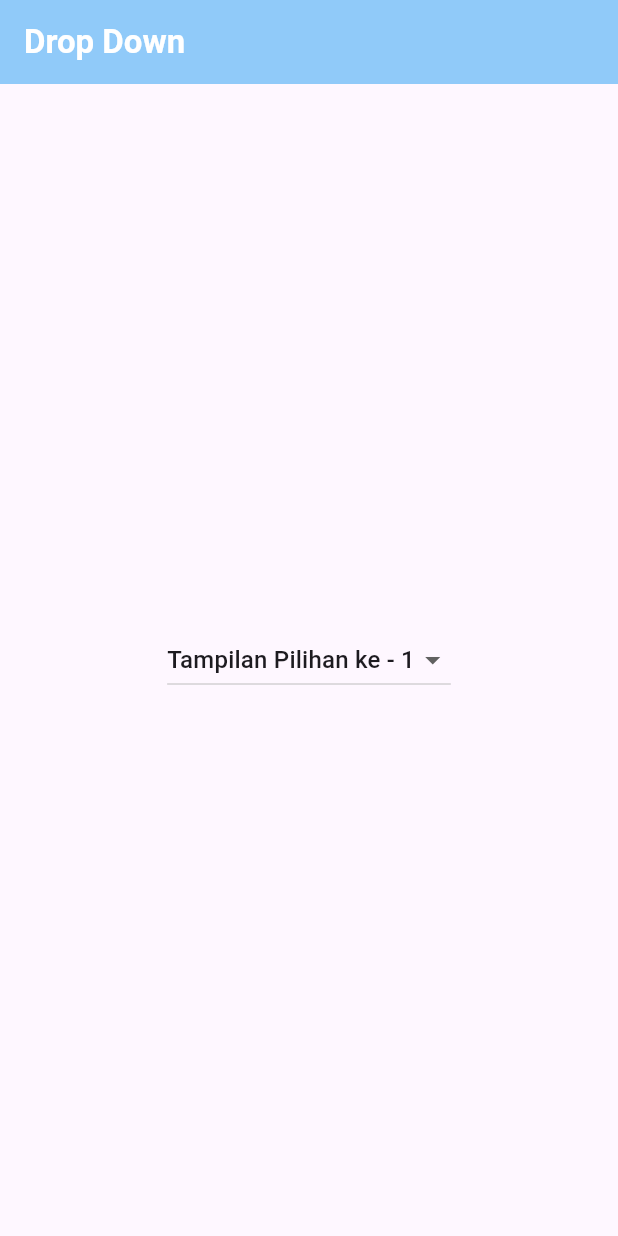
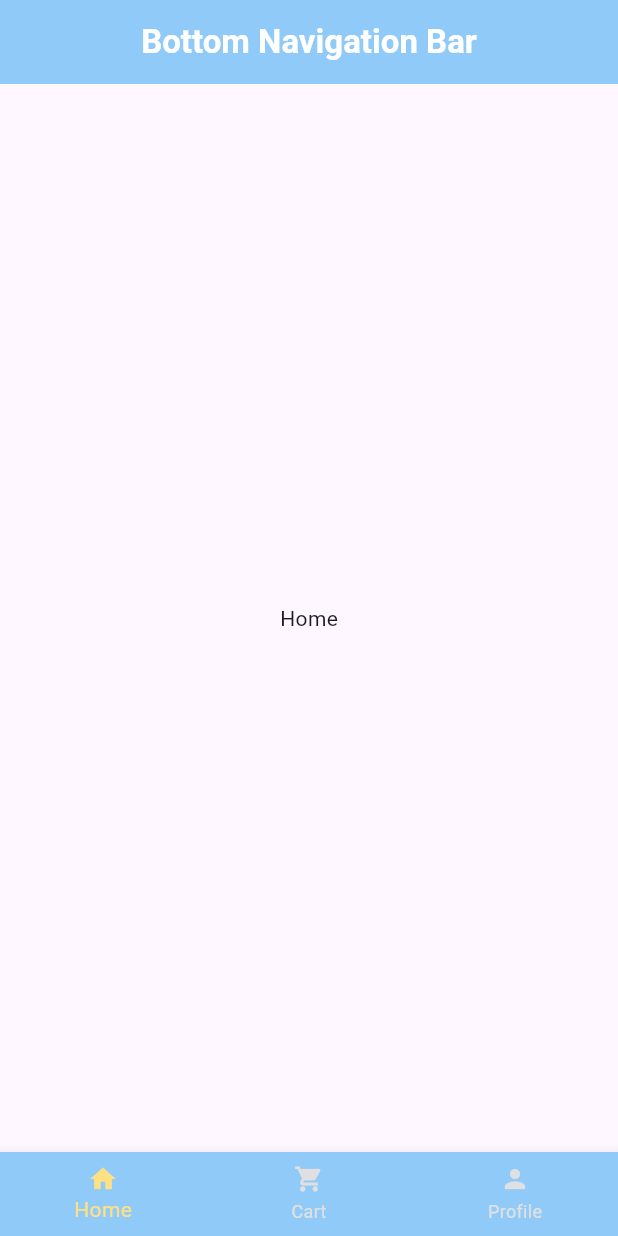
Before and after one commit to pendragonnn/learn-stateful-stateless-widget-flutter, a Flutter app: the screen it shows after launch, on a phone screen of 412 x 824 dp. Run offline on Flutter 3.47's test engine with Material 3 defaults, Android fonts, the phone set to English and light mode, and no system bars.

Commit message:
add topic 7 - Bottom Navigation Bar

```diff
--- a/lib/main.dart
+++ b/lib/main.dart
@@ -1,43 +1,49 @@
 import 'package:flutter/material.dart';
 
 void main() {
-  runApp(MyApp5());
+  runApp(MyApp6());
 }
 
-class MyApp5 extends StatelessWidget {
-  const MyApp5({super.key});
+class MyApp6 extends StatelessWidget {
+  const MyApp6({super.key});
 
   @override
   Widget build(BuildContext context) {
     return MaterialApp(
       debugShowCheckedModeBanner: false,
-      home: HomePage4(),
+      home: HomePage5(),
     );
   }
 }
 
-class HomePage4 extends StatefulWidget {
+class HomePage5 extends StatefulWidget {
+  const HomePage5({super.key});
+
   @override
-  State<HomePage4> createState() => _HomePage4State();
+  State<HomePage5> createState() => _HomePage5State();
 }
 
-class _HomePage4State extends State<HomePage4> {
-  final List data = [
-    {"judul": "Pilihan ke - 1", "data": 1},
-    {"judul": "Pilihan ke - 2", "data": 2},
-    {"judul": "Pilihan ke - 3", "data": 3},
-    {"judul": "Pilihan ke - 4", "data": 4},
-    {"judul": "Pilihan ke - 5", "data": 5},
+class _HomePage5State extends State<HomePage5> {
+  // membuat state index current agar bisa berpindah menu
+  late int index;
+  List showWidget = [
+    Center(
+      child: Text("Home"),
+    ),
+    Center(
+      child: Text("Cart"),
+    ),
+    Center(
+      child: Text("Profile"),
+    )
   ];
-
-  late int dataAwal;
-
-  // membuat data awal pilihan dalam dropdown / membuat state awal
   @override
   void initState() {
     // TODO: implement initState
-    dataAwal = data[0]["data"];
     super.initState();
+
+    // menyiapkan state awal
+    index = 0;
   }
 
   @override
@@ -45,29 +51,38 @@ class _HomePage4State extends State<HomePage4> {
     return Scaffold(
       appBar: AppBar(
         backgroundColor: Colors.blue[200],
-        title: Text(
-          "Drop Down",
-          style: TextStyle(color: Colors.white, fontWeight: FontWeight.bold),
+        title: Center(
+          child: Text(
+            "Bottom Navigation Bar",
+            style: TextStyle(color: Colors.white, fontWeight: FontWeight.bold),
+          ),
         ),
       ),
-      body: Center(
-        child: Padding(
-          padding: EdgeInsets.all(30),
-          child: DropdownButton<int>(
-            value: dataAwal,
-            items: data
-                .map((e) => DropdownMenuItem(
-                      child: Text("Tampilan ${e["judul"]}"),
-                      value: e['data'] as int,
-                    ))
-                .toList(),
-            onChanged: (value) {
-              setState(() {
-                dataAwal = value!;
-              });
-            },
-          ),
-        ),
+      body: showWidget[index],
+      // membuat bottom navigation bar
+      bottomNavigationBar: BottomNavigationBar(
+        // memberi warna latar belakang
+        backgroundColor: Colors.blue[200],
+        // mengubah warna ketika kondisi dipilih
+        selectedItemColor: Colors.amber[200],
+        // mengubah warna ketika kondisi tidak dipilih
+        unselectedItemColor: Colors.grey[300],
+        // menempatkan posisi awal (dimulai dan default nilainya 0)
+        currentIndex: index,
+        // mengubah ukuran icon (default 24)
+        iconSize: 20,
+        // fungsi ketika salah satu menu dipilih
+        onTap: (value) {
+          setState(() {
+            index = value;
+          });
+        },
+        items: [
+          BottomNavigationBarItem(icon: Icon(Icons.home), label: "Home"),
+          BottomNavigationBarItem(
+              icon: Icon(Icons.shopping_cart), label: "Cart"),
+          BottomNavigationBarItem(icon: Icon(Icons.person), label: "Profile"),
+        ],
       ),
     );
   }
```
Also changed, not shown: lib/DropDownWidget.dart (added, +74 -0 lines).
